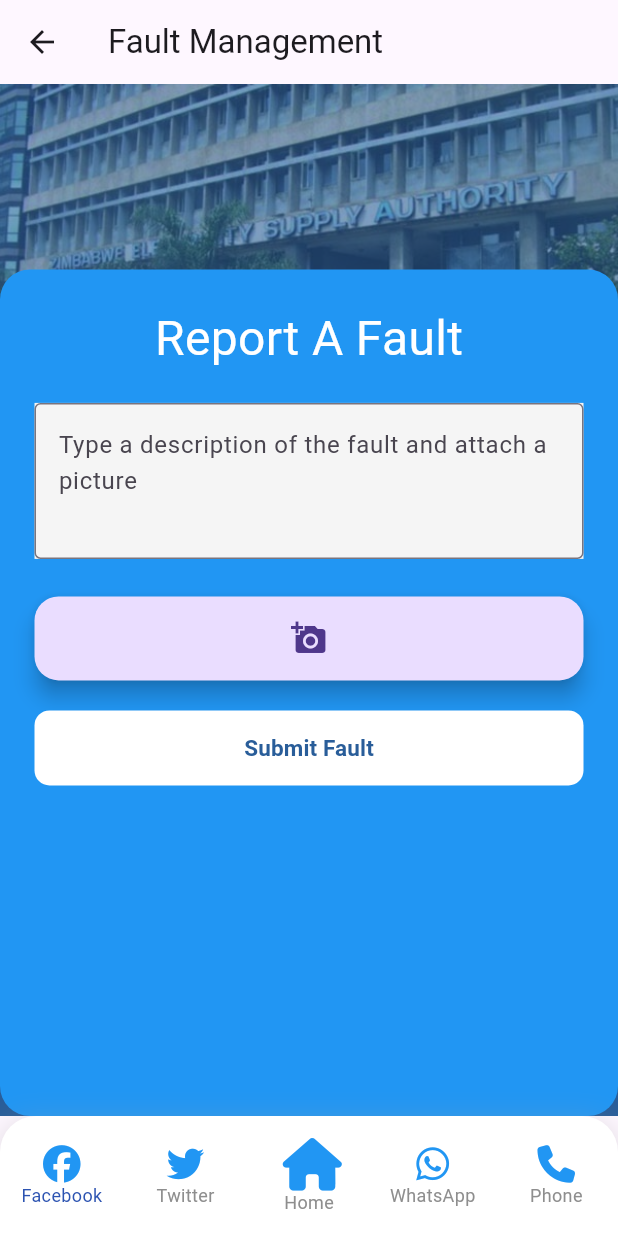
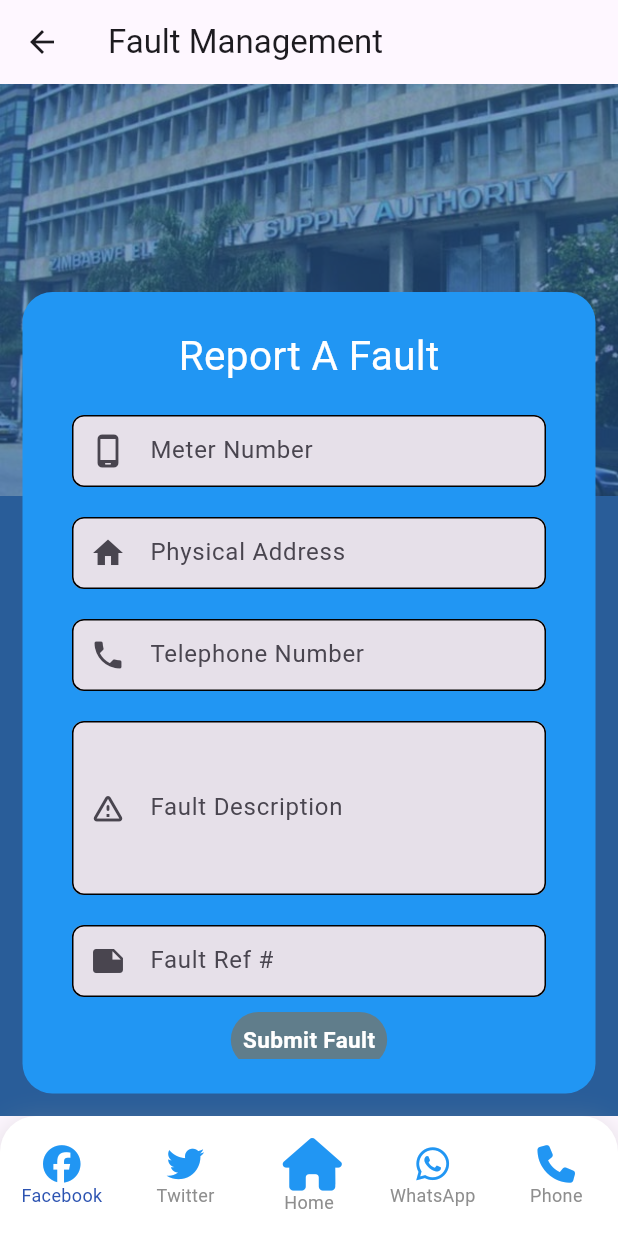
Before and after one commit to zimnhashman/zesa_faults, a Flutter app: the screen it shows after launch, after a tap on an icon or button, on a phone screen of 412 x 824 dp. Run offline on Flutter 3.47's test engine with Material 3 defaults, Android fonts, the phone set to English and light mode, and no system bars; our stand-ins replace flip_card, flutter_spinkit, font_awesome_flutter, google_fonts, google_maps_flutter, internet_connection_checker_plus and 4 more; missing offline and left inert: flutter_animated_dialog, flutter_custom_cards, whatsapp_share; Roboto replaces fonts that are missing (SFUIDisplay); statements that could not run were skipped.

Commit message:
feat: fault management report to whatsapp and ran dart fix

```diff
--- a/lib/home.dart
+++ b/lib/home.dart
@@ -7,7 +7,7 @@ class Home extends StatelessWidget {
 
   @override
   Widget build(BuildContext context) {
-    return MaterialApp(
+    return const MaterialApp(
       debugShowCheckedModeBanner: false,
       title: 'City Of Bulawayo',
       home: HomeScreen(),
--- a/lib/screens/home_screen.dart
+++ b/lib/screens/home_screen.dart
@@ -3,7 +3,6 @@ import 'package:zesa_faults/widgets/home_bottom_navigation.dart';
 import 'package:zesa_faults/screens/payments.dart';
 import 'package:zesa_faults/screens/notices.dart';
 import 'package:zesa_faults/screens/map.dart';
-import 'package:zesa_faults/screens/report_fault.dart';
 import 'package:zesa_faults/screens/account.dart';
 import 'package:flutter/material.dart';
 import 'package:zesa_faults/constants/color_constant.dart';
@@ -14,6 +13,8 @@ import 'package:sizer/sizer.dart';
 import 'platformLogic.dart';
 
 class HomeScreen extends StatefulWidget {
+  const HomeScreen({super.key});
+
   @override
   _HomeScreenState createState() => _HomeScreenState();
 }
@@ -26,7 +27,7 @@ Widget okButton = ElevatedButton(
 );
 
 class _HomeScreenState extends State<HomeScreen> {
-  int _current = 0;
+  final int _current = 0;
 
   List<T> map<T>(List list, Function handler) {
     List<T> result = [];
@@ -106,7 +107,7 @@ class _HomeScreenState extends State<HomeScreen> {
                                             context,
                                             PageTransition(
                                                 type: PageTransitionType.fade,
-                                                child: Payments()));
+                                                child: const Payments()));
                                       },
                                       child: Container(
                                         margin: EdgeInsets.only(right: 2.0.w),
@@ -155,7 +156,7 @@ class _HomeScreenState extends State<HomeScreen> {
                                             context,
                                             PageTransition(
                                                 type: PageTransitionType.fade,
-                                                child: Account()));
+                                                child: const Account()));
                                       },
                                       child: Container(
                                         margin: EdgeInsets.only(left: 2.0.w),
@@ -261,7 +262,7 @@ class _HomeScreenState extends State<HomeScreen> {
                                             context,
                                             PageTransition(
                                                 type: PageTransitionType.fade,
-                                                child: Notices()));
+                                                child: const Notices()));
                                       },
                                       child: Container(
                                         margin: EdgeInsets.only(left: 2.0.w),
@@ -325,7 +326,7 @@ class _HomeScreenState extends State<HomeScreen> {
                                                 PageTransition(
                                                     type: PageTransitionType
                                                         .fade,
-                                                    child: Map()));
+                                                    child: const Map()));
                                           } else {
                                             print('not connected');
                                           }
--- a/lib/screens/platformLogic.dart
+++ b/lib/screens/platformLogic.dart
@@ -5,6 +5,6 @@ getPlatform() {
   if (Platform.isIOS) {
     // return ReportFault2();
    } else if (Platform.isAndroid) {
-    return ReportFault();
+    return  ReportFault();
   }
 }
--- a/lib/screens/report_fault.dart
+++ b/lib/screens/report_fault.dart
@@ -1,15 +1,12 @@
-import 'dart:io';
-import 'dart:async';
 import 'package:flutter/material.dart';
+import 'package:url_launcher/url_launcher.dart';
 import 'package:whatsapp_share/whatsapp_share.dart';
 import 'package:zesa_faults/constants/whatsapp_number_variables.dart';
 import 'package:zesa_faults/widgets/bottom_navigation.dart';
-import 'package:image_picker/image_picker.dart';
 import 'package:flutter/services.dart';
 import 'package:rflutter_alert/rflutter_alert.dart';
 import 'package:sizer/sizer.dart';
-import 'package:image_picker_platform_interface/image_picker_platform_interface.dart';
-
+import 'package:zesa_faults/widgets/mytextfield.dart';
 
 class ReportFault extends StatefulWidget {
   @override
@@ -17,37 +14,44 @@ class ReportFault extends StatefulWidget {
 }
 
 class _ReportFaultState extends State<ReportFault> {
-  static const platform = const MethodChannel("https://zetdc.co.zw/trackcomplaint");
+  static const platform =
+      const MethodChannel("https://zetdc.co.zw/trackcomplaint");
 
-  TextEditingController textController = TextEditingController();
+  String? validateMobile(String value) {
+    String pattern = r'(^(?:[+0]9)?[0-9]{10,12}$)';
+    RegExp regExp = new RegExp(pattern);
 
-  String text = '';
-  List<String> imagePaths = [];
+    if (value.length == 0) {
+      return 'Mobile number is required';
+    } else if (!regExp.hasMatch(value)) {
+      return 'Please enter a valid mobile number';
+    }
+    return null;
+  }
 
-  File? _image;
-  final picker = ImagePicker();
+  TextEditingController _meterNumberController = TextEditingController();
+  TextEditingController _physicalAddressController = TextEditingController();
+  TextEditingController _telephoneController = TextEditingController();
+  TextEditingController _enquiryController = TextEditingController();
+  TextEditingController _faultRefController = TextEditingController();
 
-  Future getImage() async {
-    final pickedFile = await picker.pickImage(source: ImageSource.camera);
+  bool isSelected = false;
 
-    setState(() {
-      if (pickedFile != null) {
-        _image = File(pickedFile.path);
-        SendImageAndText();
-      } else {
-        print('No image selected.');
-      }
-    });
+  @override
+  void dispose() {
+    _meterNumberController.dispose();
+    _physicalAddressController.dispose();
+    _telephoneController.dispose();
+    _enquiryController.dispose();
+    _faultRefController.dispose();
+    super.dispose();
   }
 
   Future<void> isInstalled() async {
-    final val = await WhatsappShare.isInstalled(
-        package: Package.businessWhatsapp
-    );
+    final val =
+        await WhatsappShare.isInstalled(package: Package.businessWhatsapp);
     print('Whatsapp Business is installed: $val');
-
   }
-
 
   @override
   Widget build(BuildContext context) {
@@ -56,17 +60,15 @@ class _ReportFaultState extends State<ReportFault> {
         title: const Text('Fault Management'),
       ),
       bottomNavigationBar: BottomNavigation(),
-
       // Body
       body: Container(
         decoration: const BoxDecoration(
           color: Color(0xFF295D99),
         ),
         child: Stack(
-          children: <Widget>[
+          children: [
+            //background widget
             Container(
-              child: _image == null
-                  ? Container(
               decoration: BoxDecoration(
                   //   color: const Color(0xFF295D99),
                   image: DecorationImage(
@@ -75,16 +77,12 @@ class _ReportFaultState extends State<ReportFault> {
                       image: const AssetImage('assets/images/back.jpg'),
                       fit: BoxFit.fitWidth,
                       alignment: Alignment.topCenter)),
-              )
-                  : Container(
-                decoration: BoxDecoration(
-                    image: DecorationImage(
-                        image: new FileImage(_image!),
-                        fit: BoxFit.fitWidth,
-                        alignment: Alignment.topCenter)),
             ),
-            ),
-            Container(
+
+            //selected widget
+            Padding(
+              padding: const EdgeInsets.all(15.0),
+              child: Container(
                 width: MediaQuery.of(context).size.width,
                 height: 70.0.h,
                 margin: EdgeInsets.only(top: 15.0.h),
@@ -94,69 +92,108 @@ class _ReportFaultState extends State<ReportFault> {
                 ),
                 child: Padding(
                     padding: const EdgeInsets.all(23),
-                child: ListView(
+                    child: SingleChildScrollView(
                         physics: const ClampingScrollPhysics(),
-                  children: <Widget>[
-                    const Center(
+                        child: Column(
+                          children: [
+                            Center(
                                 child: Text(
                               'Report A Fault',
-                          style: TextStyle(fontSize: 32.0, color: Colors.white),
+                              style:
+                                  TextStyle(fontSize: 27.0, color: Colors.white),
                             )),
-                    Container(
-                      padding: const EdgeInsets.fromLTRB(0, 20, 0, 20),
+                            SizedBox(height: 10),
+
+                            // meter number
+                            MyTextField(
+                              controller: _meterNumberController,
+                              hint: "Meter Number",
+                              icon: Icons.phone_android_rounded,
+                              validation: (val) {
+                                if (val.isEmpty) {
+                                  return "Meter Number is required";
+                                }
+                                return null;
+                              },
+                            ),
+
+                            // physical address
+                            MyTextField(
+                              controller: _physicalAddressController,
+                              hint: "Physical Address",
+                              icon: Icons.home,
+                              validation: (val) {
+                                if (val.isEmpty) {
+                                  return "Physical Address is required";
+                                }
+                                return null;
+                              },
+                            ),
+
+                            // telephone number
+                            MyTextField(
+                              controller: _telephoneController,
+                              hint: "Telephone Number",
+                              isEmail: true,
+                              icon: Icons.phone,
+                              validation: (val) {
+                                return validateMobile(val);
+                              },
+                            ),
+
+                            // fault description
+                            MyTextField(
+                              controller: _enquiryController,
+                              hint: "Fault Description",
+                              isMultiline: true,
+                              maxLines: 4,
+                              icon: Icons.warning_amber_rounded,
+                              validation: (val) {
+                                if (val.isEmpty) {
+                                  return "";
+                                }
+                                return null;
+                              },
+                            ),
+
+                            // fault ref
+                            MyTextField(
+                              controller: _faultRefController,
+                              hint: "Fault Ref #",
+                              icon: Icons.note,
+                              validation: (val) {
+                                if (val.isEmpty) {
+                                  return "";
+                                }
+                                return null;
+                              },
+                            ),
+
+                            // submit button
+                            GestureDetector(
                                 child: Container(
-                        color: const Color(0xfff5f5f5),
-                        child: TextField(
-                          style: const TextStyle(
-                              color: Colors.black, fontFamily: 'SFUIDisplay'),
-                          decoration: const InputDecoration(
-                              border: OutlineInputBorder(),
-                              hintText: 'Type a description of the fault and attach a picture',
-//                              labelText: 'Type a description of the fault and attach \n a picture',
-                              labelStyle: TextStyle(fontSize: 15),
-                              floatingLabelBehavior: FloatingLabelBehavior.auto
+                                  decoration: BoxDecoration(
+                                    color: Colors.blueGrey,
+                                    borderRadius: BorderRadius.circular(50),
+
                                   ),
-                          keyboardType: TextInputType.multiline,
-                          maxLines: 3,
-                          onChanged: (String value) => setState(() {
-                            text = value;
-                            print('value');
-                          }),
-
+                                  child: Padding(
+                                    padding: const EdgeInsets.all(8.0),
+                                    child: const Text(
+                                      'Submit Fault',
+                                      style: TextStyle(
+                                        color: Colors.white,
+                                        fontSize: 15,
+                                        fontFamily: 'SFUIDisplay',
+                                        fontWeight: FontWeight.bold,
                                       ),
                                     ),
                                   ),
-                    const SizedBox(
-                      height: 5,
                                 ),
-                    FloatingActionButton(
-                      onPressed: getImage,
-                      tooltip: 'Pick Image',
-                      child: const Icon(Icons.add_a_photo),
-                    ),
-                    Padding(
-                      padding: const EdgeInsets.only(top: 20),
-                      child: MaterialButton(
-                        onPressed: ()  {
-
-                          if(_image != null && text != null){
-                            print('image test');
-                            print(_image!.path.toString());
-                            // SendImageAndText();
-                             WhatsappShare.shareFile(
-                                text: text,
-                                phone: whatsappNumber,
-                                filePath: [_image!.path.toString()],
-                            );
-                          }
-                          else if(text != "" && _image == null) {
-                            print('image null');
-                            WhatsappShare.share(
-                                text: text,
-                                phone: whatsappNumber,
-                              );
-                          } else {
-                            print('all empty');
+                                onTap: () {
+                                  if (_meterNumberController.text.isEmpty ||
+                                      _physicalAddressController.text.isEmpty ||
+                                      _telephoneController.text.isEmpty) {
                                     Alert(
                                       context: context,
                                       type: AlertType.error,
@@ -166,63 +203,49 @@ class _ReportFaultState extends State<ReportFault> {
                                         DialogButton(
                                           child: const Text(
                                             "OK",
-                                    style: TextStyle(color: Colors.white, fontSize: 20),
+                                            style: TextStyle(
+                                                color: Colors.white,
+                                                fontSize: 20),
                                           ),
                                           onPressed: () {
-                                    Navigator.of(context, rootNavigator: true).pop();
+                                            Navigator.of(context,
+                                                    rootNavigator: true)
+                                                .pop();
                                           },
                                           width: 120,
                                         )
                                       ],
                                     ).show();
+                                  } else {
+                                    _makePhoneCall('https://wa.me/' +
+                                        regwhatsappNumber +
+                                        '?text=Meter Number: ' +
+                                        _meterNumberController.text +
+                                        '\nPhysical Address: ' +
+                                        _physicalAddressController.text +
+                                        '\nTelephone Number: ' +
+                                        _telephoneController.text +
+                                        '\nFault: ' +
+                                        _enquiryController.text +
+                                        '\nFault ref%23: ' +
+                                        _faultRefController.text);
                                   }
-                        },
-                        //since this is only a UI app
-                        child: const Text(
-                          'Submit Fault',
-                          style: TextStyle(
-                            fontSize: 15,
-                            fontFamily: 'SFUIDisplay',
-                            fontWeight: FontWeight.bold,
+                                }),
+                          ],
+                        ))),
               ),
             ),
-                        color: Colors.white,
-                        elevation: 0,
-                        minWidth: 400,
-                        height: 50,
-                        textColor: const Color(0xFF295D99),
-                        shape: RoundedRectangleBorder(
-                            borderRadius: BorderRadius.circular(10)),
-                      ),
-                    )
-                  ],
-                ),
-              ),
-            )
           ],
         ),
       ),
     );
   }
 
-  void SendImageAndText() async {
-    var sendMap = <String, dynamic>{
-      'val1': text,
-      'val2': _image!.path.toString(),
-      'val3': whatsappNumber,
-
-    };
-    String? value;
-    try {
-      text="";
-      _image= null;
-
-      value = await platform.invokeMethod("SendImage", sendMap);
-    } catch (e) {
-      print(e);
+  void _makePhoneCall(String url) async {
+    if (await canLaunch(url)) {
+      await launch(url);
+    } else {
+      throw 'Could not launch $url';
     }
-    print(value);
   }
-
-
 }
--- a/lib/widgets/bottom_navigation.dart
+++ b/lib/widgets/bottom_navigation.dart
@@ -1,7 +1,5 @@
 import 'package:zesa_faults/home.dart';
-import 'package:zesa_faults/screens/instagram.dart';
 import 'package:zesa_faults/screens/twitter.dart';
-import 'package:zesa_faults/screens/youtube.dart';
 import 'package:flutter/material.dart';
 import 'package:zesa_faults/constants/color_constant.dart';
 import 'package:zesa_faults/constants/whatsapp_number_variables.dart';
@@ -16,6 +14,8 @@ import 'package:flutter_custom_cards/flutter_custom_cards.dart';
 
 
 class BottomNavigation extends StatefulWidget {
+  const BottomNavigation({super.key});
+
   @override
   _BottomNavigationState createState() => _BottomNavigationState();
 }
@@ -34,7 +34,7 @@ class _BottomNavigationState extends State<BottomNavigation> {
         Navigator.push(
             context,
             PageTransition(
-                type: PageTransitionType.bottomToTop, child: Facebook()));
+                type: PageTransitionType.bottomToTop, child: const Facebook()));
       }
 //      if (_selectedIndex == 1) {
 ////        _makePhoneCall('tel:0779525756');
@@ -48,13 +48,13 @@ class _BottomNavigationState extends State<BottomNavigation> {
         Navigator.push(
             context,
             PageTransition(
-                type: PageTransitionType.bottomToTop, child: Twitter()));
+                type: PageTransitionType.bottomToTop, child: const Twitter()));
       }
       if (_selectedIndex == 2) {
         Navigator.push(
             context,
             PageTransition(
-                type: PageTransitionType.bottomToTop, child: Home()));
+                type: PageTransitionType.bottomToTop, child: const Home()));
       }
 //      if (_selectedIndex == 4) {
 //        Navigator.push(
@@ -63,14 +63,14 @@ class _BottomNavigationState extends State<BottomNavigation> {
 //                type: PageTransitionType.bottomToTop, child: Youtube()));
 //      }
       if (_selectedIndex == 3) {
-        _makePhoneCall('https://wa.me/'+whatsappNumber);
+        _makePhoneCall('https://wa.me/$whatsappNumber');
       }
       if (_selectedIndex == 4) {
         showAnimatedDialog(
           context: context,
           barrierDismissible: true,
           builder: (BuildContext context) {
-            void _dismissDialog(){
+            void dismissDialog(){
               Navigator.of(context, rootNavigator: true).pop();
             }
             return AlertDialog(
@@ -238,8 +238,8 @@ class _BottomNavigationState extends State<BottomNavigation> {
               ),
               actions: [
                 TextButton(
+                  onPressed: dismissDialog,
                   child: const Text("Close"),
-                  onPressed: _dismissDialog,
                 ),
               ],
             );
--- a/lib/widgets/home_bottom_navigation.dart
+++ b/lib/widgets/home_bottom_navigation.dart
@@ -38,17 +38,17 @@ class _BottomHomeNavigationState extends State<BottomHomeNavigation> {
                   heightFactor: 0.6,
                   child: FloatingActionButton(
                       backgroundColor: const Color(0xFF295D99),
-                      child: Image.asset('assets/images/call-icon.png', height: 35,),
                       elevation: 0.6,
                       onPressed: () {
                         Navigator.push(
                               context,
                               PageTransition(
                                   type: PageTransitionType.bottomToTop,
-                                  child: CallCenter()));
-                      }),
+                                  child: const CallCenter()));
+                      },
+                      child: Image.asset('assets/images/call-icon.png', height: 35,)),
                 ),
-                Container(
+                SizedBox(
                   width: size.width,
                   child: Row(
                     mainAxisAlignment: MainAxisAlignment.spaceEvenly,
--- /dev/null
+++ b/lib/widgets/mytextfield.dart
@@ -0,0 +1,99 @@
+import 'package:flutter/material.dart';
+
+// ignore: must_be_immutable
+class MyTextField extends StatefulWidget {
+  final bool isSecure;
+  var isPassword;
+  final bool isEmail;
+  final bool isNumber;
+  final bool isMultiline;
+  final TextEditingController controller;
+  final String hint;
+  final maxLength;
+  final maxLines;
+  final validation;
+  IconData icon;
+  var onChanged;
+
+  MyTextField({super.key,
+    this.isPassword = false,
+    this.isEmail = false,
+    this.isNumber = false,
+    this.isMultiline = false,
+    this.isSecure = false,
+    required this.controller,
+    this.hint = "",
+    this.maxLength,
+    this.maxLines = 1,
+    required this.validation,
+    required this.icon,
+    this.onChanged});
+
+  @override
+  _MyTextFieldState createState() => _MyTextFieldState();
+}
+
+class _MyTextFieldState extends State<MyTextField> {
+  @override
+  Widget build(BuildContext context) {
+    return Padding(
+      padding: const EdgeInsets.symmetric(horizontal: 10.0, vertical: 10.0),
+      child: TextFormField(
+        maxLines: widget.maxLines,
+        validator: widget.validation,
+        onChanged: widget.onChanged,
+        maxLength: widget.maxLength,
+        controller: widget.controller,
+        obscureText: widget.isPassword,
+        keyboardType: widget.isEmail
+            ? TextInputType.emailAddress
+            : (widget.isNumber
+            ? TextInputType.number
+            : (widget.isMultiline
+            ? TextInputType.multiline
+            : TextInputType.text)),
+        decoration: InputDecoration(
+          filled: true,
+          labelText: widget.hint,
+          suffixIcon: widget.isSecure
+              ? GestureDetector(
+            onTap: () {
+              setState(() {
+                widget.isPassword = !widget.isPassword;
+              });
+            },
+            child: Icon(
+              widget.isPassword ? Icons.visibility_off : Icons.visibility,
+            ),
+          )
+              : null,
+          prefixIcon: widget.icon != null
+              ? Icon(
+            widget.icon,
+          )
+              : null,
+          contentPadding: const EdgeInsets.fromLTRB(16, 10, 16, 10),
+          hintText: widget.hint,
+          hintStyle: const TextStyle(
+
+          ),
+          enabledBorder: OutlineInputBorder(
+            borderRadius: BorderRadius.circular(8),
+          ),
+          focusedBorder: OutlineInputBorder(
+            borderRadius: BorderRadius.circular(8),
+          ),
+          errorBorder: OutlineInputBorder(
+            borderRadius: BorderRadius.circular(8),
+            borderSide: const BorderSide(width: 1),
+          ),
+          focusedErrorBorder: OutlineInputBorder(
+            borderRadius: BorderRadius.circular(8),
+            borderSide: const BorderSide(width: 1),
+          ),
+            floatingLabelBehavior: FloatingLabelBehavior.auto
+        ),
+      ),
+    );
+  }
+}
```
Also changed, not shown: lib/screens/account.dart (+11 -11 lines), lib/screens/call_center.dart (+12 -10 lines), lib/screens/facebook.dart (+7 -6 lines), lib/screens/instagram.dart (+7 -6 lines), lib/screens/map.dart (+9 -7 lines), lib/screens/my_account.dart (+7 -6 lines), lib/screens/notices.dart (+8 -7 lines), lib/screens/online-payment.dart (+8 -7 lines), lib/screens/payments.dart (+28 -26 lines), lib/screens/twitter.dart (+7 -6 lines), lib/screens/youtube.dart (+7 -6 lines), lib/widgets/call_center_bottom_navigation.dart (+7 -7 lines). Lines whose indentation alone changed are shown as unchanged.
